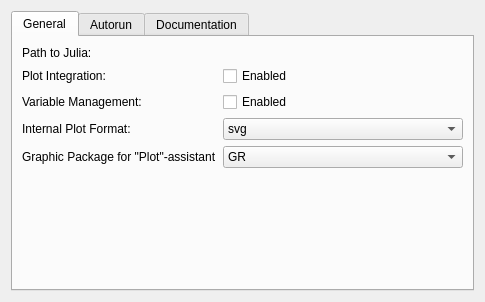
The window that src/backends/julia/settings.ui (KDE/cantor) describes before a commit, drawn with Qt 5.
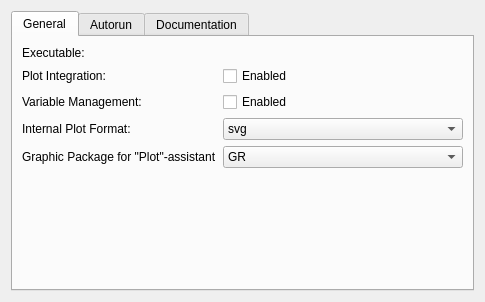
The same window after the commit. Custom widgets are drawn as their Qt base class.

Commit message: Minor fixes: 1. when modifying the documention properties, hide the text field for the file name if the documentation was download from the internet 2. show icon for the documentation if it was provided as part of the arhive 3. don't show the "Show Help" action in the context menu of a command entry if the command is empty yet 4. minor UX improvements in the settings widgets for R and Julia

The edit to the form file:
```diff
--- a/src/backends/julia/settings.ui
+++ b/src/backends/julia/settings.ui
@@ -24,7 +24,7 @@
        <item row="0" column="0">
         <widget class="QLabel" name="label">
          <property name="text">
-          <string>Path to Julia:</string>
+          <string>Executable:</string>
          </property>
         </widget>
        </item>
```
The commit also changes 7 other files.
